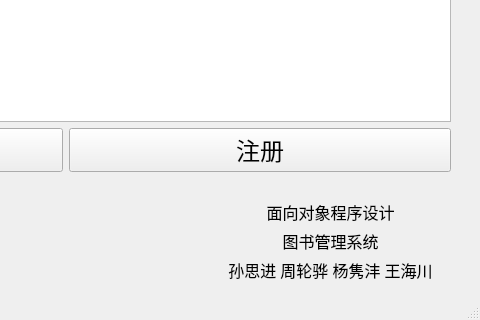
Before: the Qt Designer form login.ui in StanleySun233/BookManagementSystem, drawn with Qt 5; both pictures show x 320 to 800 and y 280 to 600 of the 800 by 600 pixel window.
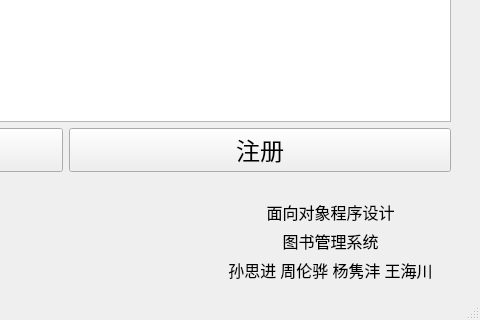
After: the same form once the commit is applied. Icons and pictures are not drawn.

Patch:
```diff
--- a/login.ui
+++ b/login.ui
@@ -74,7 +74,7 @@
         <enum>Qt::NoContextMenu</enum>
        </property>
        <property name="text">
-        <string>孙思进 周轮骅 杨隽沣 王海川</string>
+        <string>孙思进 周伦骅 杨隽沣 王海川</string>
        </property>
        <property name="alignment">
         <set>Qt::AlignCenter</set>
```
